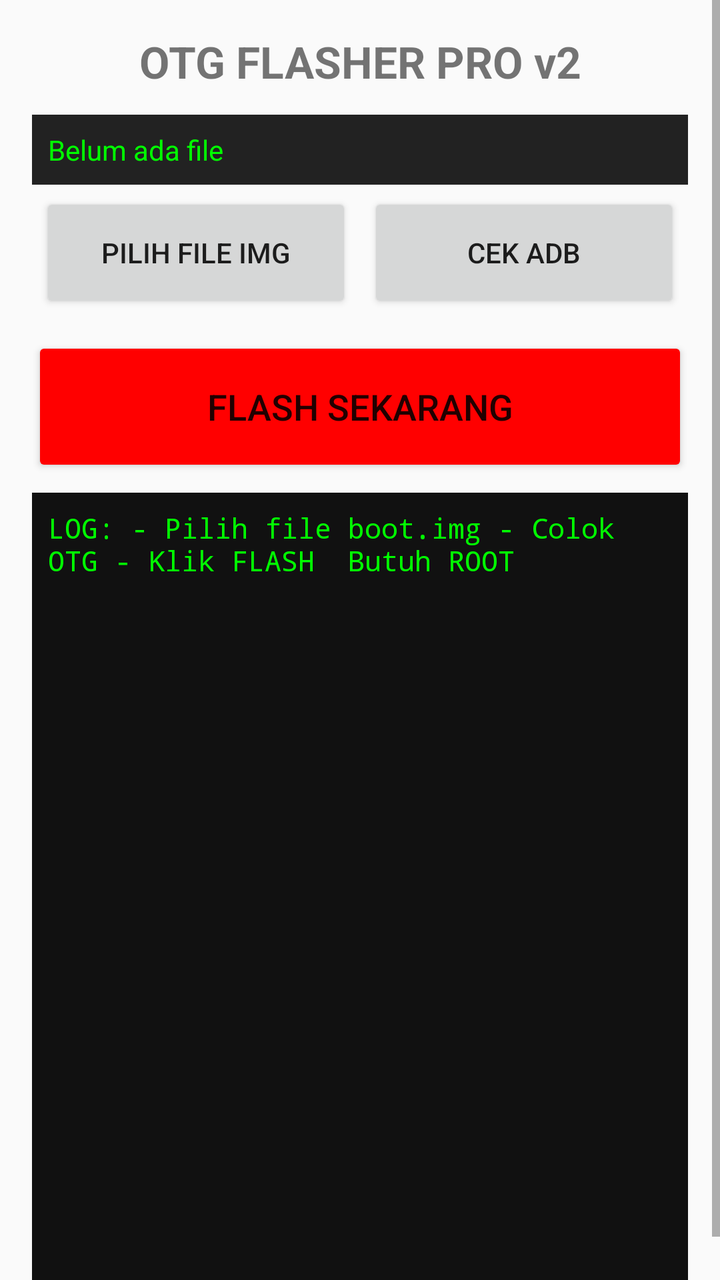
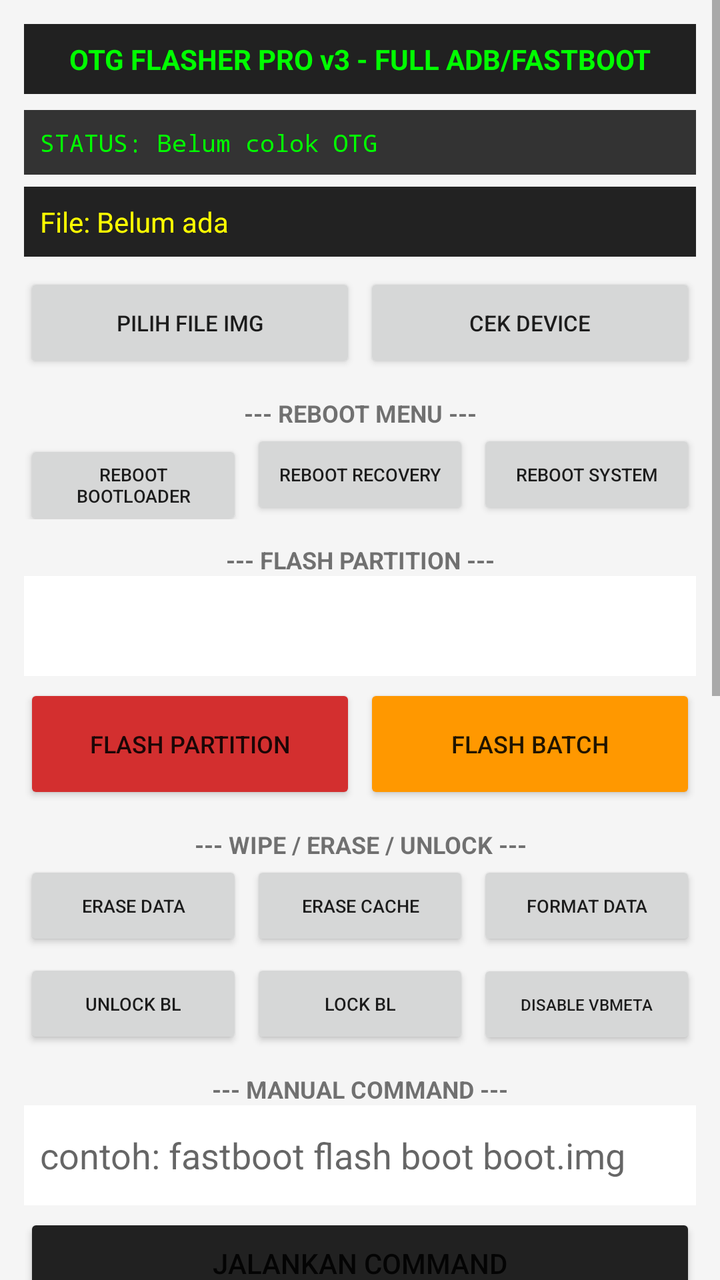

Two renders of the same Android screen: before a commit and after it. Below are the layout's source before the change and the commit's diff.
<!-- AndroidManifest.xml: application theme Theme.OTGFlasher -->
<!-- res/layout/activity_main.xml -->
<?xml version="1.0" encoding="utf-8"?>
<ScrollView xmlns:android="http://schemas.android.com/apk/res/android" android:layout_width="match_parent" android:layout_height="match_parent"><LinearLayout android:orientation="vertical" android:layout_width="match_parent" android:layout_height="match_parent" android:padding="16dp"><TextView android:layout_width="match_parent" android:layout_height="wrap_content" android:text="OTG FLASHER PRO v2" android:textSize="22sp" android:textStyle="bold" android:gravity="center"/><TextView android:id="@+id/fileTxt" android:layout_width="match_parent" android:layout_height="wrap_content" android:text="Belum ada file" android:padding="8dp" android:background="#222" android:textColor="#0F0" android:layout_marginTop="12dp"/><LinearLayout android:orientation="horizontal" android:layout_width="match_parent" android:layout_height="wrap_content"><Button android:id="@+id/btnPick" android:layout_width="0dp" android:layout_weight="1" android:layout_height="60dp" android:text="PILIH FILE IMG" android:layout_margin="4dp"/><Button android:id="@+id/btnAdb" android:layout_width="0dp" android:layout_weight="1" android:layout_height="60dp" android:text="CEK ADB" android:layout_margin="4dp"/></LinearLayout><Button android:id="@+id/btnFlash" android:layout_width="match_parent" android:layout_height="70dp" android:text="FLASH SEKARANG" android:textSize="18sp" android:backgroundTint="#FF0000" android:layout_marginTop="8dp"/><TextView android:id="@+id/logView" android:layout_width="match_parent" android:layout_height="400dp" android:text="LOG:
- Pilih file boot.img
- Colok OTG
- Klik FLASH

Butuh ROOT" android:background="#111" android:textColor="#0F0" android:padding="8dp" android:fontFamily="monospace" android:layout_marginTop="8dp"/></LinearLayout></ScrollView>
<!-- resources referenced by this layout -->
<resources>
  <style name="Theme.OTGFlasher" parent="android:Theme.Material.Light.NoActionBar" />
</resources>

<!-- the commit's change to res/layout/activity_main.xml (unified diff, before → after) -->
@@ -1,7 +1,61 @@
 <?xml version="1.0" encoding="utf-8"?>
-<ScrollView xmlns:android="http://schemas.android.com/apk/res/android" android:layout_width="match_parent" android:layout_height="match_parent"><LinearLayout android:orientation="vertical" android:layout_width="match_parent" android:layout_height="match_parent" android:padding="16dp"><TextView android:layout_width="match_parent" android:layout_height="wrap_content" android:text="OTG FLASHER PRO v2" android:textSize="22sp" android:textStyle="bold" android:gravity="center"/><TextView android:id="@+id/fileTxt" android:layout_width="match_parent" android:layout_height="wrap_content" android:text="Belum ada file" android:padding="8dp" android:background="#222" android:textColor="#0F0" android:layout_marginTop="12dp"/><LinearLayout android:orientation="horizontal" android:layout_width="match_parent" android:layout_height="wrap_content"><Button android:id="@+id/btnPick" android:layout_width="0dp" android:layout_weight="1" android:layout_height="60dp" android:text="PILIH FILE IMG" android:layout_margin="4dp"/><Button android:id="@+id/btnAdb" android:layout_width="0dp" android:layout_weight="1" android:layout_height="60dp" android:text="CEK ADB" android:layout_margin="4dp"/></LinearLayout><Button android:id="@+id/btnFlash" android:layout_width="match_parent" android:layout_height="70dp" android:text="FLASH SEKARANG" android:textSize="18sp" android:backgroundTint="#FF0000" android:layout_marginTop="8dp"/><TextView android:id="@+id/logView" android:layout_width="match_parent" android:layout_height="400dp" android:text="LOG:
-- Pilih file boot.img
-- Colok OTG
-- Klik FLASH
+<ScrollView xmlns:android="http://schemas.android.com/apk/res/android" android:layout_width="match_parent" android:layout_height="match_parent" android:background="#F5F5F5">
+<LinearLayout android:orientation="vertical" android:layout_width="match_parent" android:layout_height="match_parent" android:padding="12dp">
 
-Butuh ROOT" android:background="#111" android:textColor="#0F0" android:padding="8dp" android:fontFamily="monospace" android:layout_marginTop="8dp"/></LinearLayout></ScrollView>
+<TextView android:layout_width="match_parent" android:layout_height="wrap_content" android:text="OTG FLASHER PRO v3 - FULL ADB/FASTBOOT" android:textSize="14sp" android:textStyle="bold" android:gravity="center" android:padding="8dp" android:background="#212121" android:textColor="#00FF00"/>
+
+<TextView android:id="@+id/statusTxt" android:layout_width="match_parent" android:layout_height="wrap_content" android:text="STATUS: Belum colok OTG" android:padding="8dp" android:background="#333" android:textColor="#0F0" android:layout_marginTop="8dp" android:fontFamily="monospace" android:textSize="12sp"/>
+
+<TextView android:id="@+id/fileTxt" android:layout_width="match_parent" android:layout_height="wrap_content" android:text="File: Belum ada" android:padding="8dp" android:background="#222" android:textColor="#FF0" android:layout_marginTop="6dp"/>
+
+<LinearLayout android:orientation="horizontal" android:layout_width="match_parent" android:layout_height="wrap_content" android:layout_marginTop="8dp">
+<Button android:id="@+id/btnPick" android:layout_width="0dp" android:layout_weight="1" android:layout_height="50dp" android:text="PILIH FILE IMG" android:textSize="11sp"/>
+<Button android:id="@+id/btnDevices" android:layout_width="0dp" android:layout_weight="1" android:layout_height="50dp" android:text="CEK DEVICE" android:textSize="11sp" android:layout_marginStart="4dp"/>
+</LinearLayout>
+
+<TextView android:layout_width="match_parent" android:layout_height="wrap_content" android:text="--- REBOOT MENU ---" android:textSize="12sp" android:textStyle="bold" android:gravity="center" android:layout_marginTop="12dp"/>
+<LinearLayout android:orientation="horizontal" android:layout_width="match_parent" android:layout_height="wrap_content">
+<Button android:id="@+id/btnRebootBL" android:layout_width="0dp" android:layout_weight="1" android:layout_height="45dp" android:text="REBOOT BOOTLOADER" android:textSize="9sp"/>
+<Button android:id="@+id/btnRebootRec" android:layout_width="0dp" android:layout_weight="1" android:layout_height="45dp" android:text="REBOOT RECOVERY" android:textSize="9sp" android:layout_marginStart="4dp"/>
+<Button android:id="@+id/btnRebootSys" android:layout_width="0dp" android:layout_weight="1" android:layout_height="45dp" android:text="REBOOT SYSTEM" android:textSize="9sp" android:layout_marginStart="4dp"/>
+</LinearLayout>
+
+<TextView android:layout_width="match_parent" android:layout_height="wrap_content" android:text="--- FLASH PARTITION ---" android:textSize="12sp" android:textStyle="bold" android:gravity="center" android:layout_marginTop="12dp"/>
+<Spinner android:id="@+id/spinPart" android:layout_width="match_parent" android:layout_height="50dp" android:background="#FFF"/>
+<LinearLayout android:orientation="horizontal" android:layout_width="match_parent" android:layout_height="wrap_content" android:layout_marginTop="4dp">
+<Button android:id="@+id/btnFlash" android:layout_width="0dp" android:layout_weight="1" android:layout_height="60dp" android:text="FLASH PARTITION" android:backgroundTint="#D32F2F" android:textSize="12sp"/>
+<Button android:id="@+id/btnFlashAll" android:layout_width="0dp" android:layout_weight="1" android:layout_height="60dp" android:text="FLASH BATCH" android:backgroundTint="#FF9800" android:textSize="12sp" android:layout_marginStart="4dp"/>
+</LinearLayout>
+
+<TextView android:layout_width="match_parent" android:layout_height="wrap_content" android:text="--- WIPE / ERASE / UNLOCK ---" android:textSize="12sp" android:textStyle="bold" android:gravity="center" android:layout_marginTop="12dp"/>
+<LinearLayout android:orientation="horizontal" android:layout_width="match_parent" android:layout_height="wrap_content">
+<Button android:id="@+id/btnEraseData" android:layout_width="0dp" android:layout_weight="1" android:layout_height="45dp" android:text="ERASE DATA" android:textSize="9sp"/>
+<Button android:id="@+id/btnEraseCache" android:layout_width="0dp" android:layout_weight="1" android:layout_height="45dp" android:text="ERASE CACHE" android:textSize="9sp" android:layout_marginStart="4dp"/>
+<Button android:id="@+id/btnFormat" android:layout_width="0dp" android:layout_weight="1" android:layout_height="45dp" android:text="FORMAT DATA" android:textSize="9sp" android:layout_marginStart="4dp"/>
+</LinearLayout>
+<LinearLayout android:orientation="horizontal" android:layout_width="match_parent" android:layout_height="wrap_content" android:layout_marginTop="4dp">
+<Button android:id="@+id/btnUnlock" android:layout_width="0dp" android:layout_weight="1" android:layout_height="45dp" android:text="UNLOCK BL" android:textSize="9sp"/>
+<Button android:id="@+id/btnLock" android:layout_width="0dp" android:layout_weight="1" android:layout_height="45dp" android:text="LOCK BL" android:textSize="9sp" android:layout_marginStart="4dp"/>
+<Button android:id="@+id/btnDisableVbmeta" android:layout_width="0dp" android:layout_weight="1" android:layout_height="45dp" android:text="DISABLE VBMETA" android:textSize="8sp" android:layout_marginStart="4dp"/>
+</LinearLayout>
+
+<TextView android:layout_width="match_parent" android:layout_height="wrap_content" android:text="--- MANUAL COMMAND ---" android:textSize="12sp" android:textStyle="bold" android:gravity="center" android:layout_marginTop="12dp"/>
+<EditText android:id="@+id/editCmd" android:layout_width="match_parent" android:layout_height="50dp" android:hint="contoh: fastboot flash boot boot.img" android:background="#FFF" android:padding="8dp"/>
+<Button android:id="@+id/btnRunCmd" android:layout_width="match_parent" android:layout_height="50dp" android:text="JALANKAN COMMAND" android:backgroundTint="#212121" android:layout_marginTop="4dp"/>
+
+<TextView android:id="@+id/logView" android:layout_width="match_parent" android:layout_height="500dp" android:text="LOG READY:
+> Colok OTG ke HP target
+> Klik CEK DEVICE
+> Pilih file img
+> Pilih partition &amp; FLASH
+
+FITUR:
+- Flash boot/recovery/system/vendor/vbmeta/super
+- Erase/Format
+- Unlock Bootloader
+- Reboot menu
+- Manual fastboot/adb command
+" android:background="#111" android:textColor="#0F0" android:padding="8dp" android:fontFamily="monospace" android:textSize="11sp" android:layout_marginTop="8dp"/>
+
+</LinearLayout>
+</ScrollView>
